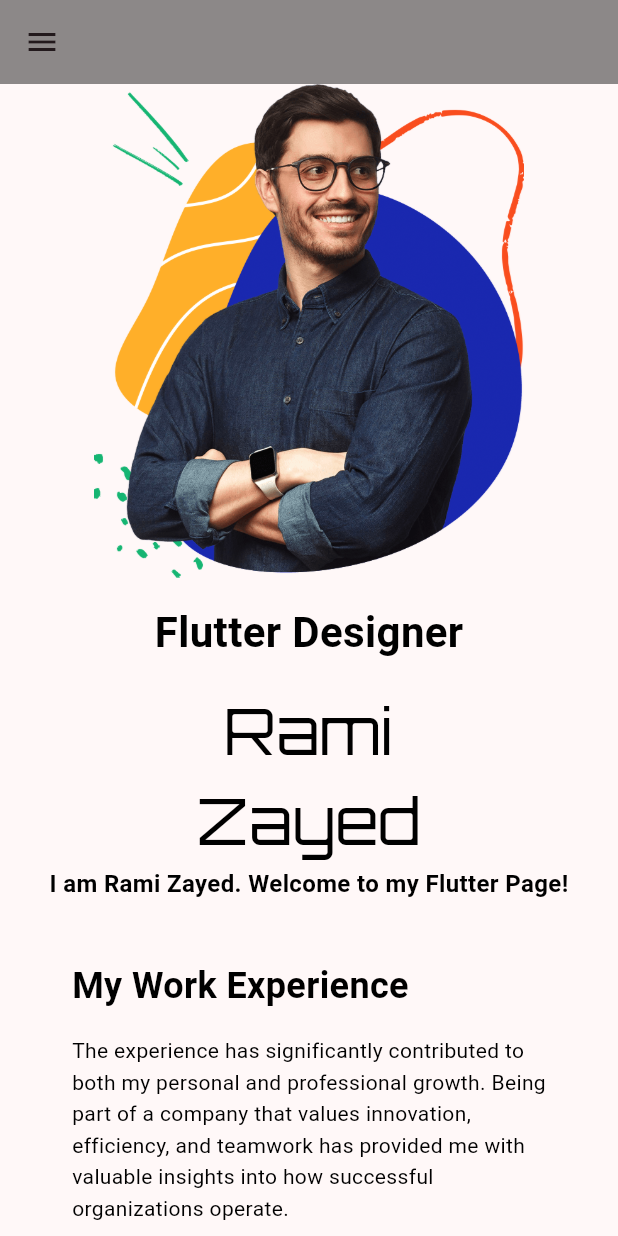
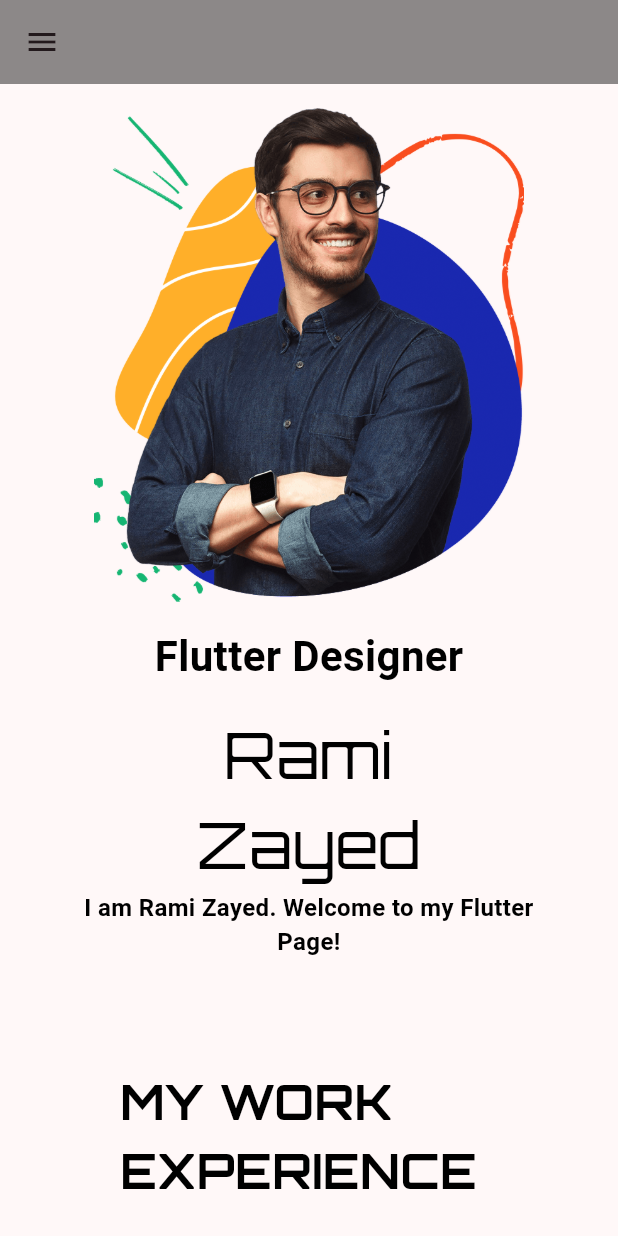
Before and after one commit to ramiwzayed/portfolio, a Flutter app: the screen it shows after launch, on a phone screen of 412 x 824 dp. Run offline on Flutter 3.47's test engine with Material 3 defaults, Android fonts, the phone set to English and light mode, and no system bars; our stand-ins replace font_awesome_flutter.

Commit message:
Refactor UI sections and introduce reusable SectionTitle widget.
Replaced hardcoded section titles with a reusable `SectionTitle` widget for consistency and maintainability. Improved padding and layout structure across multiple sections, and updated file naming conventions for better readability.

```diff
--- /dev/null
+++ b/lib/sections/editing/tittle.dart
@@ -0,0 +1,26 @@
+import 'package:flutter/material.dart';
+
+class SectionTitle extends StatelessWidget {
+  final String title;
+
+  const SectionTitle({super.key, required this.title});
+
+  @override
+  Widget build(BuildContext context) {
+    final isDarkMode = Theme.of(context).brightness == Brightness.dark;
+
+    return Padding(
+      padding: const EdgeInsets.symmetric(horizontal: 32.0, vertical: 16.0),
+      child: Text(
+        title.toUpperCase(),
+        textAlign: TextAlign.left,
+        style: TextStyle(
+          fontSize: 32.0,
+          fontWeight: FontWeight.bold,
+          fontFamily: 'Orbitron',
+          color: isDarkMode ? Colors.white : Colors.black,
+        ),
+      ),
+    );
+  }
+}
--- a/lib/sections/home/home.dart
+++ b/lib/sections/home/home.dart
@@ -1,4 +1,6 @@
 import 'package:flutter/material.dart';
+
+import '../editing/tittle.dart';
 
 class HeroSection extends StatelessWidget {
   const HeroSection({super.key});
@@ -9,9 +11,10 @@ class HeroSection extends StatelessWidget {
     final screenWidth = MediaQuery.of(context).size.width;
 
     return Padding(
-      padding: const EdgeInsets.symmetric(horizontal: 16.0),
-      child: screenWidth >
-              800 // Check if the screen is wide (e.g., desktop/tablet)
+      padding: const EdgeInsets.symmetric(horizontal: 32.0, vertical: 16.0),
+      child: Column(
+        children: [
+          screenWidth > 800 // Wide screens
               ? Row(
             crossAxisAlignment: CrossAxisAlignment.center,
             mainAxisSize: MainAxisSize.min,
@@ -21,23 +24,10 @@ class HeroSection extends StatelessWidget {
                 child: Column(
                   crossAxisAlignment: CrossAxisAlignment.start,
                   children: [
-                      Text(
-                        'Flutter Designer',
-                        style: TextStyle(
-                          fontSize: 32,
-                          fontWeight: FontWeight.bold,
-                          color: isDarkMode ? Colors.white : Colors.black,
-                        ),
-                      ),
+                    const SectionTitle(title: 'Flutter Desinger'),
+
                     const SizedBox(height: 16.0),
-                      Text(
-                        'Rami \nZayed'.toUpperCase(),
-                        style: TextStyle(
-                          fontFamily: 'Orbitron',
-                          fontSize: 52,
-                          color: isDarkMode ? Colors.white : Colors.black,
-                        ),
-                      ),
+                    const SectionTitle(title: 'Rami \nZayed'),
                     Text(
                       'I am Rami Zayed. Welcome to my Flutter Page!',
                       style: TextStyle(
@@ -76,6 +66,7 @@ class HeroSection extends StatelessWidget {
                 ),
               ),
               const SizedBox(height: 16.0),
+
               Text(
                 'Flutter Designer',
                 style: TextStyle(
@@ -106,6 +97,9 @@ class HeroSection extends StatelessWidget {
               SizedBox(height: 24.0),
             ],
           ),
+        ],
+      ),
     );
   }
+
 }
--- a/lib/sections/work/work.dart
+++ b/lib/sections/work/work.dart
@@ -1,4 +1,6 @@
 import 'package:flutter/material.dart';
+
+import '../editing/tittle.dart';
 
 class WorkSection extends StatelessWidget {
   const WorkSection({super.key});
@@ -8,26 +10,14 @@ class WorkSection extends StatelessWidget {
     final isDarkMode = Theme.of(context).brightness == Brightness.dark;
     final screenWidth = MediaQuery.of(context).size.width;
 
-    return Padding(
-      padding: EdgeInsets.symmetric(
-        horizontal: screenWidth < 600
-            ? 16.0
-            : 32.0, // Adjust padding based on screen width
-      ),
-      child: Container(
-        padding: const EdgeInsets.all(16.0),
+      return Container(
+        padding: const EdgeInsets.symmetric(horizontal: 32.0, vertical: 16.0),
         child: Column(
           crossAxisAlignment: CrossAxisAlignment.start,
           mainAxisSize: MainAxisSize.min,
           children: [
-            Text(
-              'My Work Experience',
-              style: TextStyle(
-                fontSize: screenWidth < 600 ? 24 : 32, // Adjust font size
-                fontWeight: FontWeight.bold,
-                color: isDarkMode ? Colors.white : Colors.black,
-              ),
-            ),
+            const SectionTitle(title: 'My Work Experience'),
+
             const SizedBox(height: 16.0),
             Text(
               'The experience has significantly '
@@ -43,7 +33,7 @@ class WorkSection extends StatelessWidget {
             const SizedBox(height: 32.0),
           ],
         ),
-      ),
+
     );
   }
 }
```
Also changed, not shown: lib/sections/contact/contact.dart (+39 -12 lines), lib/sections/education/education.dart (+6 -23 lines), lib/sections/experience/experience.dart (+5 -10 lines), lib/sections/contact/contact_detail_Row.dart (renamed from lib/sections/contact/ContactDetailsRow.dart), lib/sections/education/education_row.dart (renamed from lib/sections/education/EducationRow.dart), lib/sections/main/main1.dart (renamed from lib/sections/Main/Main1.dart). Lines whose indentation alone changed are shown as unchanged.
